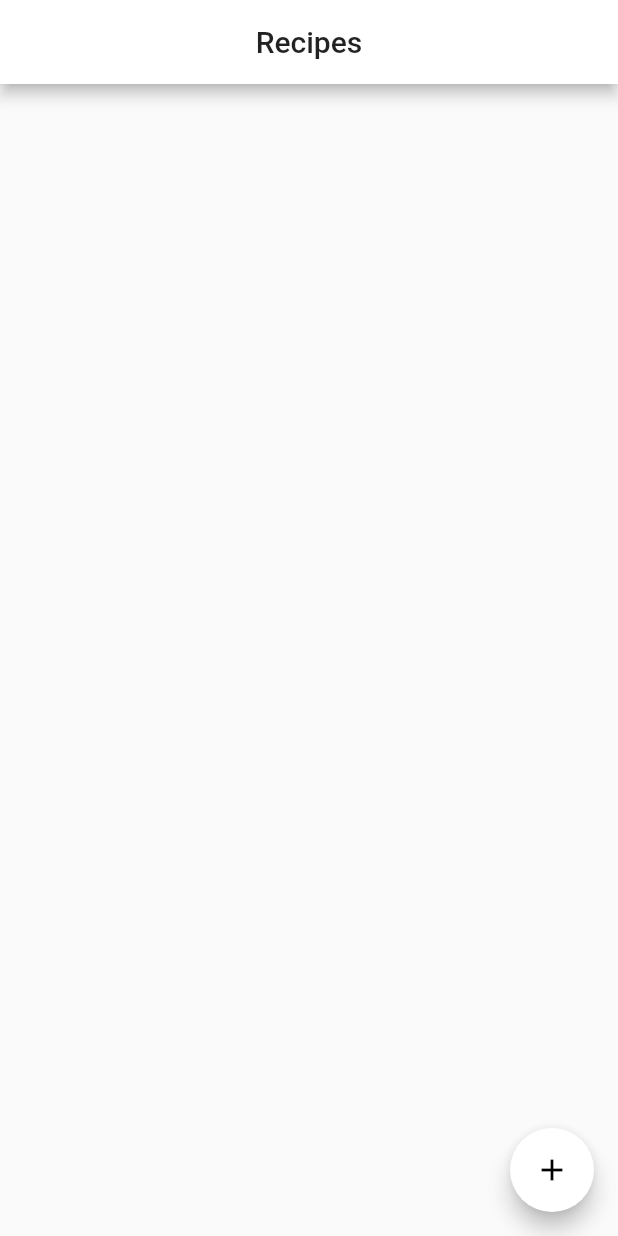
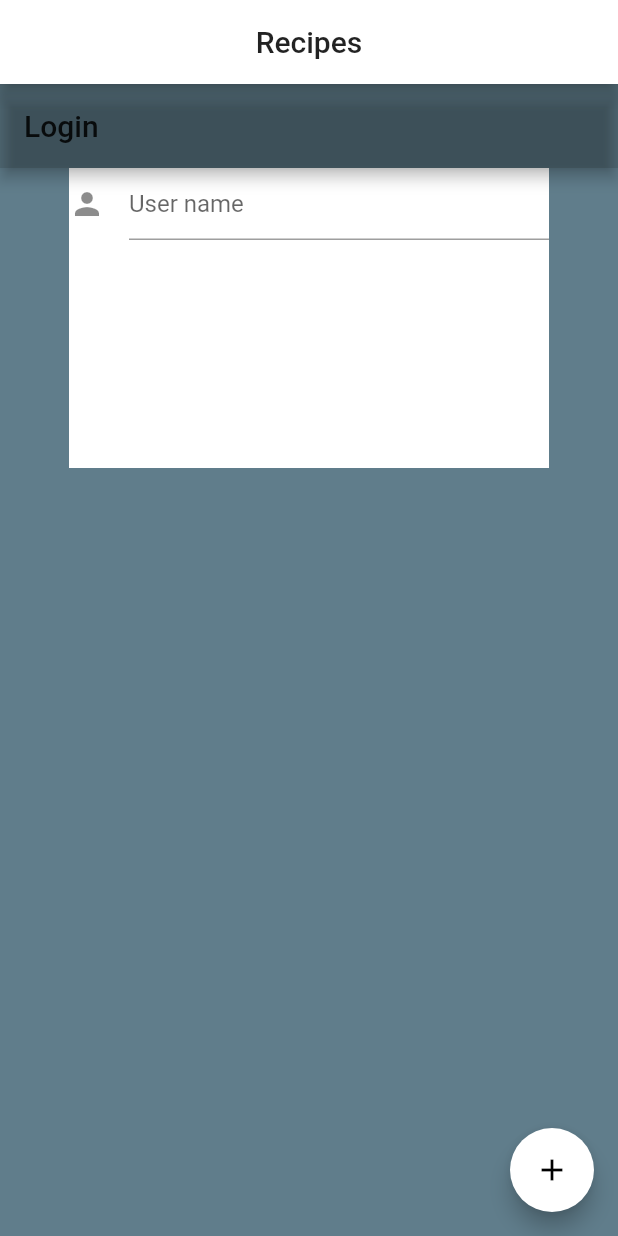
Before and after one commit to devCharles/receiper-flutter, a Flutter app: the screen it shows after launch, on a phone screen of 412 x 824 dp. Run offline on Flutter 3.47's test engine with Material 2 defaults, Android fonts, the phone set to English and light mode, and no system bars.

Commit message:
Codigo base compilando

```diff
--- a/lib/main.dart
+++ b/lib/main.dart
@@ -17,6 +17,7 @@ class MyApp extends StatelessWidget {
         centerTitle: true,
         title: Text("Recipes"),
       ),
+      body: Register(),
       floatingActionButton: FloatingActionButton(
         backgroundColor: Colors.white,
         child: Icon(
@@ -28,3 +29,116 @@ class MyApp extends StatelessWidget {
     );
   }
 }
+
+
+
+class Register extends StatefulWidget {
+  @override
+  _RegisterState createState() => _RegisterState();
+}
+
+class _RegisterState extends State<Register> {
+
+  final TextEditingController _userController = TextEditingController();
+
+  @override
+  Widget build(BuildContext context) {
+    return Scaffold(
+
+      appBar: AppBar(
+
+        title: Text("Login"),
+        backgroundColor: Colors.black12,
+      ),
+
+      backgroundColor: Colors.blueGrey,
+      body: Container(
+          alignment: Alignment.topCenter,
+          child: Column(
+              children: <Widget>[
+//                Image.asset("images/caos.jpg",
+//                    height: 60.0,
+//                    width: 60.0,
+//                    color: Colors.purple
+//                ),
+
+//              Form
+                Container(
+                    height: 200.0,
+                    width: 320.0,
+                    color: Colors.white,
+
+                    child: Column(
+                        children: <Widget>[
+                          TextField(
+                            controller: _userController,
+                            decoration: InputDecoration(
+                                hintText: "User name", icon: Icon(Icons.person)
+                            ),
+                          )
+                        ]
+                    )
+
+                ),
+              ])
+      ),
+    );
+  }
+}
+
+
+//
+//
+//
+//
+//
+////clases para agregar receta
+//class RegisterRecipe extends MyApp {
+//
+//
+//  @override
+//  Widget build(BuildContext context) {
+//
+////    return Container(
+////      child: Row(
+////      children: <Widget>[
+////          Text("AYY weeeyyyy!")
+////      ],
+////        )
+////      );
+//
+//
+//  return Container(
+//      alignment: Alignment.topCenter,
+//      child: Column(
+//          children: <Widget>[
+//            Image.asset("images/caos.jpg",
+//                height: 60.0,
+//                width: 60.0,
+//                color: Colors.purple
+//            ),
+//
+////              Form
+//            Container(
+////                heght: 200.0,
+//                width: 320.0,
+//                color: Colors.white,
+//
+//                child: Column(
+//                    children: <Widget>[
+//                      TextField(
+//                        controller: _userController,
+//                        decoration: InputDecoration(
+//                            hintText: "User name", icon: Icon(Icons.person)
+//                        ),
+//                      )
+//                    ]
+//                )
+//
+//            ),
+//          ])
+//  ),
+//
+//
+//  }
+//}
```
